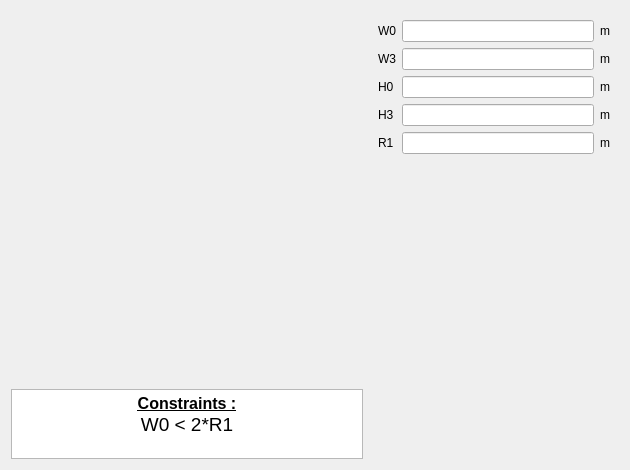
Above: pyleecan/GUI/Dialog/DMachineSetup/SWSlot/PWSlot28/PWSlot28.ui from Eomys/pyleecan before the change. Below: the same form after it.
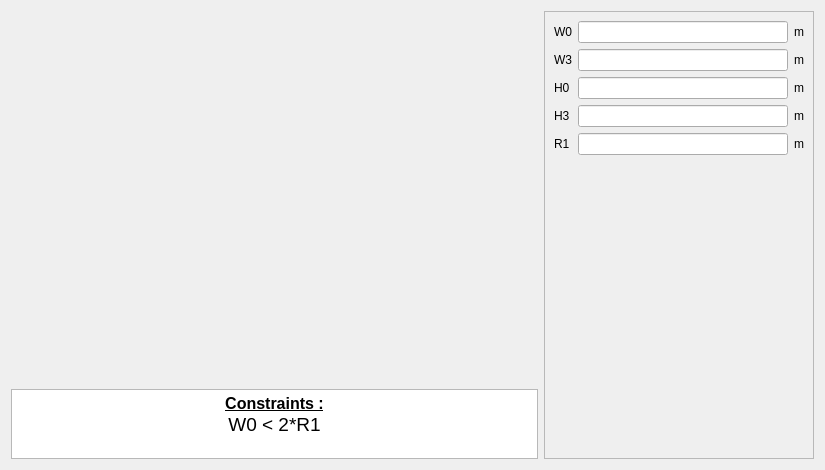
That is the form after the change. Icons and pictures are not drawn. Custom widgets are drawn as their Qt base class.

Commit message: [CO] Scroll widget for right column

Diff of the .ui file:
```diff
--- a/pyleecan/GUI/Dialog/DMachineSetup/SWSlot/PWSlot28/PWSlot28.ui
+++ b/pyleecan/GUI/Dialog/DMachineSetup/SWSlot/PWSlot28/PWSlot28.ui
@@ -6,7 +6,7 @@
    <rect>
     <x>0</x>
     <y>0</y>
-    <width>630</width>
+    <width>825</width>
     <height>470</height>
    </rect>
   </property>
@@ -86,18 +86,30 @@
     </layout>
    </item>
    <item>
-    <widget class="QWidget" name="widget" native="true">
+    <widget class="QScrollArea" name="scrollArea">
      <property name="minimumSize">
       <size>
-       <width>250</width>
+       <width>270</width>
        <height>0</height>
       </size>
      </property>
      <property name="maximumSize">
       <size>
-       <width>250</width>
+       <width>270</width>
        <height>16777215</height>
       </size>
+     </property>
+     <property name="widgetResizable">
+      <bool>true</bool>
+     </property>
+     <widget class="QWidget" name="scrollAreaWidgetContents">
+      <property name="geometry">
+       <rect>
+        <x>0</x>
+        <y>0</y>
+        <width>268</width>
+        <height>446</height>
+       </rect>
      </property>
      <layout class="QVBoxLayout" name="verticalLayout">
       <item>
@@ -206,6 +218,7 @@
        <widget class="WWSlotOut" name="w_out" native="true"/>
       </item>
      </layout>
+     </widget>
     </widget>
    </item>
   </layout>
```
Lines whose indentation alone changed are shown as unchanged. The commit also changes 84 other files.
